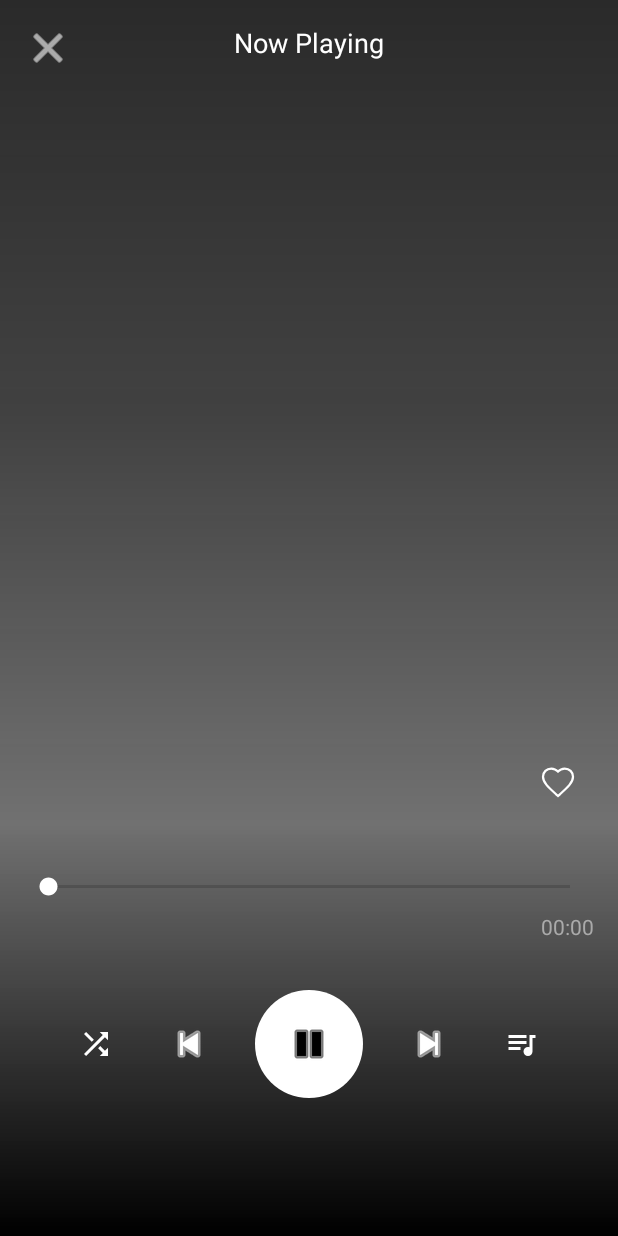
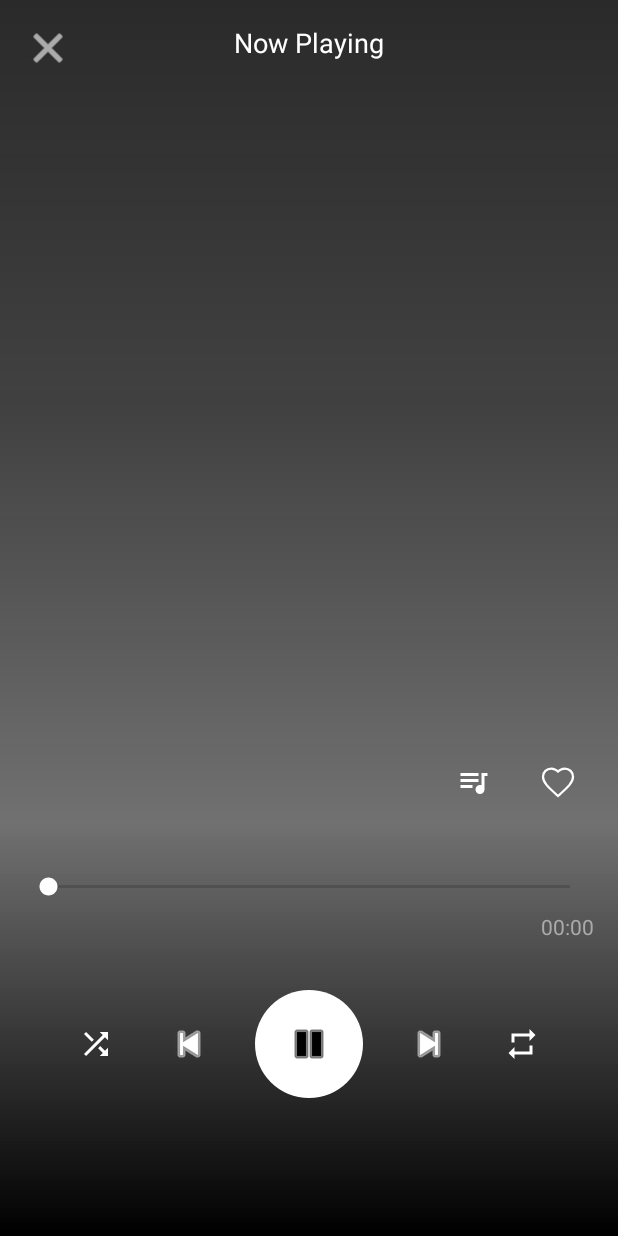
Before and after one commit to ChrisCS50X/if3210-tubes-mad-2025-if3210-2025-mad-ccp, an Android app: the fragment NowPlayingFragment shown on its own in the app's theme, after a tap on an icon or button, on a phone screen of 412 x 824 dp. Run offline under Robolectric (Android 15) with nearby library versions, the phone set to English and light mode, and no system bars; our stand-ins replace Room's generated code; pictures from the network do not load; 15 statements that could not run were skipped.

Commit message:
feat: add repeat

```diff
--- a/app/src/main/java/com/example/purrytify/service/MediaPlayerService.kt
+++ b/app/src/main/java/com/example/purrytify/service/MediaPlayerService.kt
@@ -189,6 +189,11 @@ class MediaPlayerService : LifecycleService() {
                         try {
                             // Langsung update status playing
                             _isPlaying.postValue(false)
+
+                            // Cek apakah ada listener repeat mode yang aktif
+                            val repeatModeIntent = Intent("com.example.purrytify.CHECK_REPEAT_MODE")
+                            LocalBroadcastManager.getInstance(applicationContext)
+                                .sendBroadcast(repeatModeIntent)
 
                             // Gunakan LocalBroadcastManager untuk pengiriman broadcast yang lebih aman
                             try {
--- a/app/src/main/java/com/example/purrytify/ui/player/MusicPlayerViewModel.kt
+++ b/app/src/main/java/com/example/purrytify/ui/player/MusicPlayerViewModel.kt
@@ -17,6 +17,15 @@ import kotlinx.coroutines.launch
 import android.util.Log
 import java.util.LinkedList
 import kotlin.random.Random
+
+/**
+ * Enum class to represent different repeat modes
+ */
+enum class RepeatMode {
+    OFF,      // No repeat
+    ALL,      // Repeat all songs
+    ONE       // Repeat current song
+}
 
 class MusicPlayerViewModel(
     application: Application,
@@ -47,6 +56,10 @@ class MusicPlayerViewModel(
     // Shuffle state
     private val _isShuffleEnabled = MutableLiveData<Boolean>(false)
     val isShuffleEnabled: LiveData<Boolean> = _isShuffleEnabled
+
+    // Repeat mode - starts with OFF
+    private val _repeatMode = MutableLiveData<RepeatMode>(RepeatMode.OFF)
+    val repeatMode: LiveData<RepeatMode> = _repeatMode
 
     // Queue untuk menyimpan lagu-lagu yang antri
     private val _queue = LinkedList<Song>()
@@ -179,6 +192,17 @@ class MusicPlayerViewModel(
         Log.d("MusicPlayerViewModel", "Shuffle is now ${if (_isShuffleEnabled.value == true) "enabled" else "disabled"}")
     }
 
+    fun toggleRepeatMode() {
+        val currentMode = _repeatMode.value ?: RepeatMode.OFF
+        val newMode = when (currentMode) {
+            RepeatMode.OFF -> RepeatMode.ALL
+            RepeatMode.ALL -> RepeatMode.ONE
+            RepeatMode.ONE -> RepeatMode.OFF
+        }
+        _repeatMode.value = newMode
+        Log.d("MusicPlayerViewModel", "Repeat mode changed to $newMode")
+    }
+
     fun seekTo(position: Int) {
         mediaPlayerService?.seekTo(position)
     }
@@ -222,6 +246,14 @@ class MusicPlayerViewModel(
 
     fun playNext() {
         viewModelScope.launch {
+            // Handle repeat mode first - if in repeat one mode, just replay the current song
+            if (_repeatMode.value == RepeatMode.ONE) {
+                currentSong.value?.let {
+                    playSong(it)
+                    return@launch
+                }
+            }
+
             if (_queue.isNotEmpty()) {
                 // Ambil lagu pertama dari queue & hapus dari antrian
                 val nextSong = _queue.removeFirst()
@@ -263,11 +295,27 @@ class MusicPlayerViewModel(
                     }
                 }
             }
+
+            // Handle repeat all mode - restore queue if it's empty and we're in repeat all
+            if (_repeatMode.value == RepeatMode.ALL && _queue.isEmpty()) {
+                if (_originalQueue.isNotEmpty()) {
+                    _queue.addAll(_originalQueue)
+                    _queueLiveData.postValue(_queue.toList())
+                }
+            }
         }
     }
 
     fun playPrevious() {
         viewModelScope.launch {
+            // Jika dalam mode repeat one, putar lagi lagu yang sama
+            if (_repeatMode.value == RepeatMode.ONE) {
+                currentSong.value?.let {
+                    playSong(it)
+                    return@launch
+                }
+            }
+
             currentSong.value?.let { currentSong ->
                 if (_isShuffleEnabled.value == true) {
                     // In shuffle mode, get a random song
--- a/app/src/main/java/com/example/purrytify/ui/player/NowPlayingFragment.kt
+++ b/app/src/main/java/com/example/purrytify/ui/player/NowPlayingFragment.kt
@@ -56,6 +56,26 @@ class NowPlayingFragment : Fragment() {
         }
     }
 
+    // BroadcastReceiver untuk mendeteksi permintaan cek repeat mode
+    private val checkRepeatModeReceiver = object : BroadcastReceiver() {
+        override fun onReceive(context: Context?, intent: Intent?) {
+            Log.d("NowPlayingFragment", "Received request to check repeat mode")
+            if (intent?.action == "com.example.purrytify.CHECK_REPEAT_MODE") {
+                try {
+                    // Jika mode repeat ONE aktif, putar ulang lagu yang sedang dimainkan
+                    if (musicPlayerViewModel.repeatMode.value == RepeatMode.ONE) {
+                        Log.d("NowPlayingFragment", "RepeatMode.ONE active, replaying current song")
+                        musicPlayerViewModel.currentSong.value?.let {
+                            musicPlayerViewModel.playSong(it)
+                        }
+                    }
+                } catch (e: Exception) {
+                    Log.e("NowPlayingFragment", "Error handling repeat mode", e)
+                }
+            }
+        }
+    }
+
     override fun onCreateView(
         inflater: LayoutInflater,
         container: ViewGroup?,
@@ -78,10 +98,15 @@ class NowPlayingFragment : Fragment() {
         super.onResume()
         // Register broadcast receiver when fragment is visible
         try {
-            val filter = IntentFilter("com.example.purrytify.PLAY_NEXT")
+            val filterPlayNext = IntentFilter("com.example.purrytify.PLAY_NEXT")
             LocalBroadcastManager.getInstance(requireContext())
-                .registerReceiver(playNextReceiver, filter)
-            Log.d("NowPlayingFragment", "Registered broadcast receiver")
+                .registerReceiver(playNextReceiver, filterPlayNext)
+            Log.d("NowPlayingFragment", "Registered broadcast receiver for PLAY_NEXT")
+
+            val filterCheckRepeatMode = IntentFilter("com.example.purrytify.CHECK_REPEAT_MODE")
+            LocalBroadcastManager.getInstance(requireContext())
+                .registerReceiver(checkRepeatModeReceiver, filterCheckRepeatMode)
+            Log.d("NowPlayingFragment", "Registered broadcast receiver for CHECK_REPEAT_MODE")
         } catch (e: Exception) {
             Log.e("NowPlayingFragment", "Error registering receiver", e)
         }
@@ -93,7 +118,11 @@ class NowPlayingFragment : Fragment() {
         try {
             LocalBroadcastManager.getInstance(requireContext())
                 .unregisterReceiver(playNextReceiver)
-            Log.d("NowPlayingFragment", "Unregistered broadcast receiver")
+            Log.d("NowPlayingFragment", "Unregistered broadcast receiver for PLAY_NEXT")
+
+            LocalBroadcastManager.getInstance(requireContext())
+                .unregisterReceiver(checkRepeatModeReceiver)
+            Log.d("NowPlayingFragment", "Unregistered broadcast receiver for CHECK_REPEAT_MODE")
         } catch (e: Exception) {
             Log.e("NowPlayingFragment", "Error unregistering receiver", e)
         }
@@ -194,6 +223,11 @@ class NowPlayingFragment : Fragment() {
             showQueueBottomSheet()
         }
 
+        // Set up repeat button functionality
+        binding.btnRepeat.setOnClickListener {
+            musicPlayerViewModel.toggleRepeatMode()
+        }
+
         binding.seekBar.setOnSeekBarChangeListener(object : SeekBar.OnSeekBarChangeListener {
             override fun onProgressChanged(seekBar: SeekBar?, progress: Int, fromUser: Boolean) {
                 if (fromUser) {
@@ -239,6 +273,16 @@ class NowPlayingFragment : Fragment() {
             binding.btnShuffle.setImageResource(shuffleIcon)
         }
 
+        // Observe repeat mode changes
+        musicPlayerViewModel.repeatMode.observe(viewLifecycleOwner) { repeatMode ->
+            val repeatIcon = when (repeatMode) {
+                RepeatMode.OFF -> R.drawable.ic_repeat
+                RepeatMode.ALL -> R.drawable.ic_repeat_all
+                RepeatMode.ONE -> R.drawable.ic_repeat_one
+            }
+            binding.btnRepeat.setImageResource(repeatIcon)
+        }
+
         musicPlayerViewModel.progress.observe(viewLifecycleOwner) { progress ->
             binding.seekBar.progress = progress
             updateCurrentTime(progress.toLong())
--- /dev/null
+++ b/app/src/main/res/drawable/ic_repeat.xml
@@ -0,0 +1,10 @@
+<?xml version="1.0" encoding="utf-8"?>
+<vector xmlns:android="http://schemas.android.com/apk/res/android"
+    android:width="24dp"
+    android:height="24dp"
+    android:viewportWidth="24"
+    android:viewportHeight="24">
+    <path
+        android:fillColor="#FFFFFF"
+        android:pathData="M7,7h10v3l4,-4 -4,-4v3L5,5v6h2L7,7zM17,17L7,17v-3l-4,4 4,4v-3h12v-6h-2v4z"/>
+</vector>
--- /dev/null
+++ b/app/src/main/res/drawable/ic_repeat_all.xml
@@ -0,0 +1,10 @@
+<?xml version="1.0" encoding="utf-8"?>
+<vector xmlns:android="http://schemas.android.com/apk/res/android"
+    android:width="24dp"
+    android:height="24dp"
+    android:viewportWidth="24"
+    android:viewportHeight="24">
+    <path
+        android:fillColor="#1DB954"
+        android:pathData="M7,7h10v3l4,-4 -4,-4v3L5,5v6h2L7,7zM17,17L7,17v-3l-4,4 4,4v-3h12v-6h-2v4z"/>
+</vector>
--- /dev/null
+++ b/app/src/main/res/drawable/ic_repeat_one.xml
@@ -0,0 +1,13 @@
+<?xml version="1.0" encoding="utf-8"?>
+<vector xmlns:android="http://schemas.android.com/apk/res/android"
+    android:width="24dp"
+    android:height="24dp"
+    android:viewportWidth="24"
+    android:viewportHeight="24">
+    <path
+        android:fillColor="#1DB954"
+        android:pathData="M7,7h10v3l4,-4 -4,-4v3L5,5v6h2L7,7zM17,17L7,17v-3l-4,4 4,4v-3h12v-6h-2v4z"/>
+    <path
+        android:fillColor="#1DB954"
+        android:pathData="M13,15L13,9h-1l-2,1v1h1.5v4z"/>
+</vector>
--- a/app/src/main/res/layout/fragment_now_playing.xml
+++ b/app/src/main/res/layout/fragment_now_playing.xml
@@ -53,10 +53,26 @@
         android:textColor="#FFFFFF"
         android:textSize="20sp"
         android:textStyle="bold"
-        app:layout_constraintEnd_toStartOf="@+id/btnFavorite"
+        app:layout_constraintEnd_toStartOf="@+id/btn_queue"
         app:layout_constraintStart_toStartOf="parent"
         app:layout_constraintTop_toBottomOf="@+id/ivAlbumCover"
-        tools:text="Song Title" />
+        tools:text="Song Title"
+        android:layout_marginEnd="8dp"/>
+
+
+    <ImageButton
+        android:id="@+id/btn_queue"
+        android:layout_width="48dp"
+        android:layout_height="48dp"
+        android:background="?attr/selectableItemBackgroundBorderless"
+        android:padding="12dp"
+        android:src="@drawable/ic_queue_music"
+        app:tint="@color/white"
+        android:contentDescription="Queue"
+        app:layout_constraintEnd_toStartOf="@+id/btnFavorite"
+        app:layout_constraintTop_toTopOf="@+id/btnFavorite"
+        app:layout_constraintBottom_toBottomOf="@+id/btnFavorite"
+        android:layout_marginEnd="8dp" />
 
     <ImageButton
         android:id="@+id/btnFavorite"
@@ -80,10 +96,11 @@
         android:maxLines="1"
         android:textColor="#AAAAAA"
         android:textSize="16sp"
-        app:layout_constraintEnd_toStartOf="@+id/btnFavorite"
+        app:layout_constraintEnd_toStartOf="@+id/btn_queue"
         app:layout_constraintStart_toStartOf="parent"
         app:layout_constraintTop_toBottomOf="@+id/tvSongTitle"
-        tools:text="Artist Name" />
+        tools:text="Artist Name"
+        android:layout_marginEnd="8dp"/>
 
     <SeekBar
         android:id="@+id/seekBar"
@@ -182,15 +199,15 @@
             app:layout_constraintTop_toTopOf="@id/btnPlayPause" />
 
         <ImageButton
-            android:id="@+id/btn_queue"
+            android:id="@+id/btn_repeat"
             android:layout_width="56dp"
             android:layout_height="56dp"
             android:layout_marginTop="8dp"
             android:layout_marginEnd="20dp"
             android:background="?attr/selectableItemBackgroundBorderless"
             android:padding="12dp"
-            android:src="@drawable/ic_queue_music"
-            app:tint="@color/white"
+            android:src="@drawable/ic_repeat"
+            android:contentDescription="Toggle repeat mode"
             app:layout_constraintEnd_toEndOf="parent"
             app:layout_constraintTop_toTopOf="@id/btnPlayPause" />
 
```
